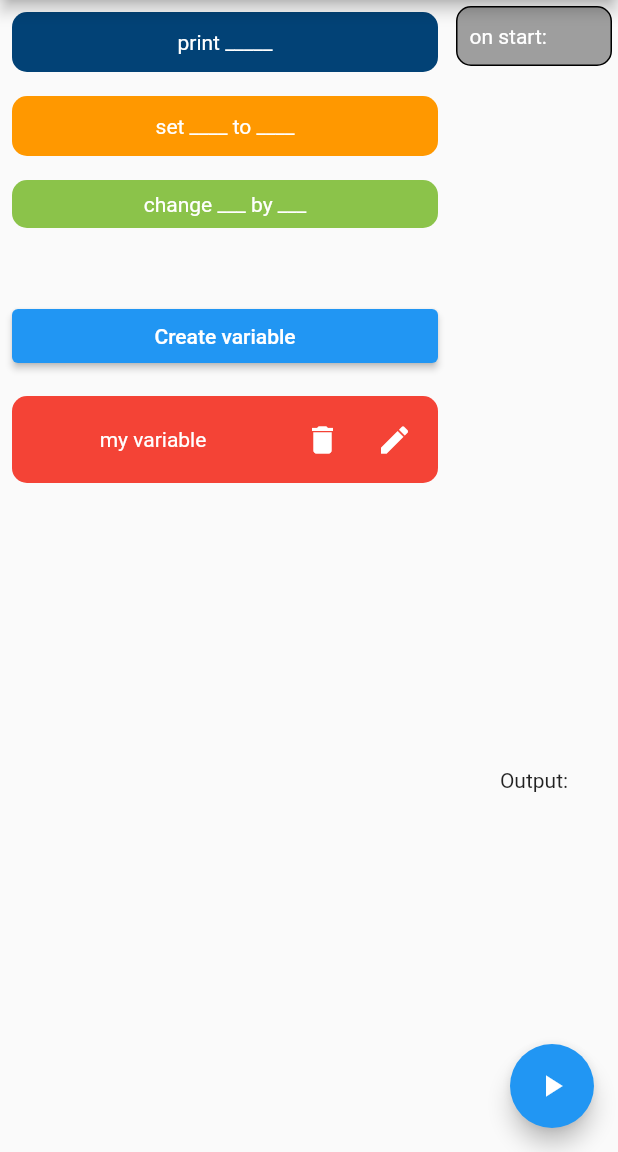
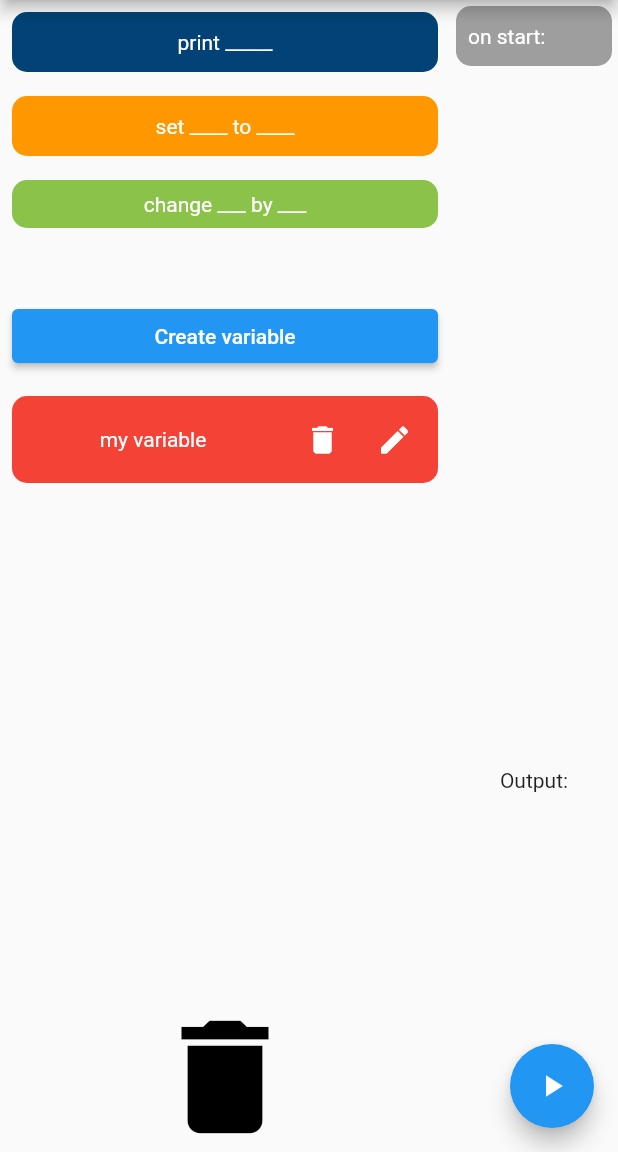
Before and after one commit to danielzsh/blocks, a Flutter app: the screen it shows after launch, on a phone screen of 412 x 824 dp, the part 84-1236 px from its top. Run offline on Flutter 3.47's test engine with Material 2 defaults, Android fonts, the light colour scheme and no system bars.

Commit message:
trash can

```diff
--- a/lib/main.dart
+++ b/lib/main.dart
@@ -129,7 +129,13 @@
       body: Row(crossAxisAlignment: CrossAxisAlignment.start, children: [
         Container(
           width: 300,
-          child: ListView(controller: ScrollController(), children: [
+          // height: MediaQuery.of(context).size.height,
+          child: Column(
+            children: [
+              Expanded(
+                child: ListView(
+                  controller: ScrollController(),
+                  children: [
                     PrintDrag(),
                     SetDrag(),
                     ChangeDrag(),
@@ -139,12 +145,29 @@
                           margin: const EdgeInsets.only(top: 32),
                           child: ElevatedButton(
                               onPressed: () {
-                        _displayTextInputDialog(context, "Add variable");
+                                _displayTextInputDialog(
+                                    context, "Add variable");
                               },
                               child: const Text('Create variable')),
                         )),
-            ...vars.map((name) => VarDrag(name: name))
-          ]),
+                    ...vars.map((name) => VarDrag(name: name)),
+                  ],
+                ),
+              ),
+              DragTarget<DragBlockWrapper>(
+                builder: ((context, candidateData, rejectedData) {
+                  return Icon(
+                    Icons.delete,
+                    color: candidateData.isNotEmpty ? Colors.red : Colors.black,
+                    size: 100,
+                  );
+                }),
+                onAccept: (statement) {
+                  // mainKey.currentState!.delete(statement.ind);
+                },
+              )
+            ],
+          ),
         ),
         Flexible(
             flex: 10,
@@ -159,6 +182,29 @@
         },
         child: const Icon(Icons.play_arrow),
       ),
+      /* bottomNavigationBar: BottomAppBar(
+          color: Colors.transparent,
+          elevation: 0,
+          child: Row(
+            children: [
+              Container(
+                margin: EdgeInsets.only(left: 100),
+                child: DragTarget<DragBlockWrapper>(
+                  builder: ((context, candidateData, rejectedData) {
+                    return Icon(
+                      Icons.delete,
+                      color:
+                          candidateData.isNotEmpty ? Colors.red : Colors.black,
+                      size: 100,
+                    );
+                  }),
+                  onAccept: (statement) {
+                    // mainKey.currentState!.delete(statement.ind);
+                  },
+                ),
+              ),
+            ],
+          )), */
     );
   }
 }
```
Also changed, not shown: lib/block_widgets/main_block.dart (+12 -15 lines), images/features.png. Lines whose indentation alone changed are shown as unchanged.
